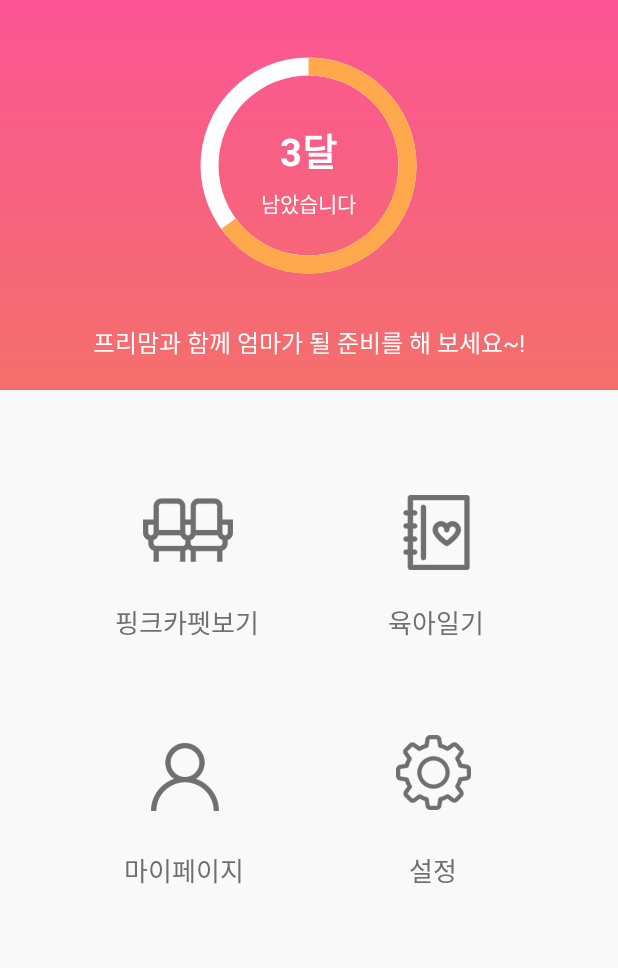
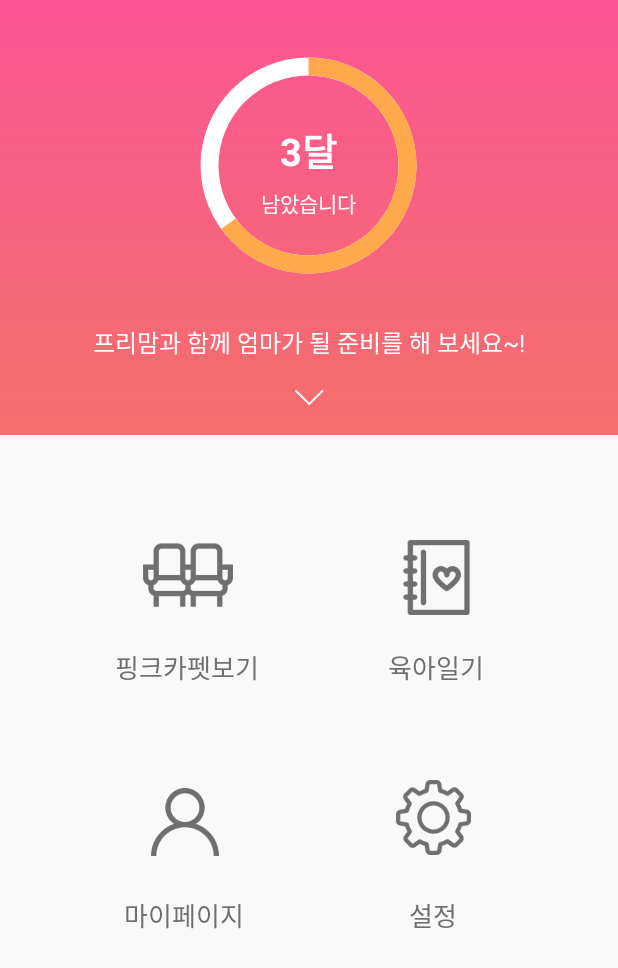
Before and after one commit to premom/premom-android-kt, an Android app: the MainActivity screen opened directly, with no data from a screen before it, on a phone screen of 412 x 824 dp. Shown: the top 968 px of the screen. Run offline under Robolectric (Android 15) with nearby library versions, the phone set to English and light mode, and no system bars.

Commit message:
메인 수정

```diff
--- a/app/src/main/res/layout/activity_diary.xml
+++ b/app/src/main/res/layout/activity_diary.xml
@@ -50,7 +50,7 @@
                                 android:text="육아일기"
                                 android:textAlignment="center"
                                 android:textColor="@color/white"
-                                android:textSize="20dp"
+                                android:textSize="18dp"
                                 android:textStyle="bold" />
                         </LinearLayout>
                         <CalendarView
@@ -80,7 +80,7 @@
                                 android:text="육아일기"
                                 android:textAlignment="center"
                                 android:textColor="@color/white"
-                                android:textSize="20dp"
+                                android:textSize="18dp"
                                 android:textStyle="bold" />
                         </LinearLayout>
                         <android.support.v7.widget.RecyclerView
@@ -114,7 +114,7 @@
                                 android:text="육아일기"
                                 android:textAlignment="center"
                                 android:textColor="@color/white"
-                                android:textSize="20dp"
+                                android:textSize="18dp"
                                 android:textStyle="bold" />
                             <RelativeLayout
                                 android:layout_width="match_parent"
--- a/app/src/main/res/layout/activity_main.xml
+++ b/app/src/main/res/layout/activity_main.xml
@@ -9,7 +9,7 @@
 
     <LinearLayout
         android:layout_width="match_parent"
-        android:layout_height="260dp"
+        android:layout_height="290dp"
         android:paddingTop="35dp"
         android:textAlignment="center"
         android:layout_gravity="center"
@@ -78,10 +78,21 @@
                     android:layout_width="match_parent"
                     android:layout_height="wrap_content"
                     android:layout_alignParentBottom="true"
+                    android:paddingBottom="30dp"
                     android:gravity="center"
                     android:textSize="16dp"
+                    android:id="@+id/main_txt"
                     android:textColor="@color/white"
                     android:text="프리맘과 함께 엄마가 될 준비를 해 보세요~!"/>
+                <ImageView
+                    android:layout_width="match_parent"
+                    android:layout_height="10dp"
+                    android:layout_marginTop="10dp"
+                    android:layout_gravity="center"
+                    android:scaleType="centerInside"
+                    android:adjustViewBounds="true"
+                    android:layout_alignParentBottom="true"
+                    android:src="@drawable/bottom_allow" />
             </RelativeLayout>
         </LinearLayout>
     </LinearLayout>
```
